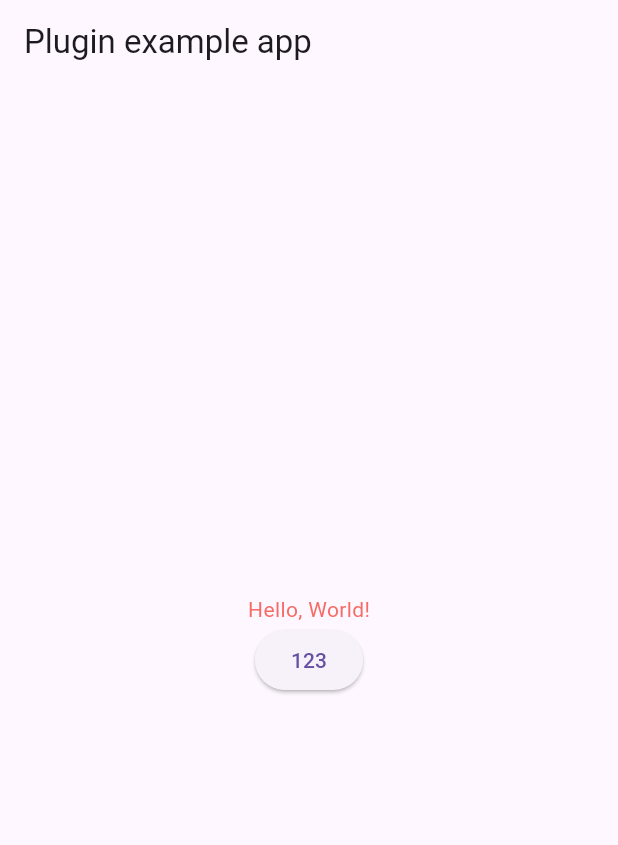
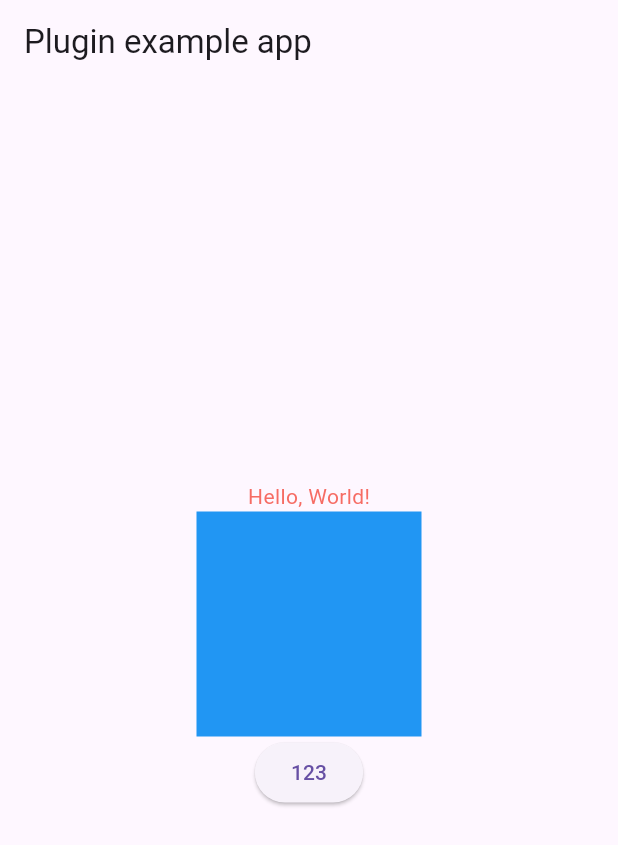
Before and after one commit to 7-bit11/extension_animation, a Flutter app: the screen it shows after launch, after a tap on "123", on a phone screen of 412 x 824 dp. Shown: the top 845 px of the screen. Run offline on Flutter 3.47's test engine with Material 3 defaults, Android fonts, the phone set to English and light mode, and no system bars.

Commit message:
✨ feat(修改基类      拓展下往上动画方法):

```diff
--- a/example/lib/main.dart
+++ b/example/lib/main.dart
@@ -54,6 +54,11 @@ class _MyAppState extends State<MyApp> {
                       'Hello, World!',
                       style: TextStyle(color: Colors.red),
                     ).fadeIn(),
+              Container(
+                width: 150,
+                height: 150,
+                color: Colors.blue,
+              ).sildeUp(),
               ElevatedButton(
                 onPressed: () async {
                   await controller?.forward().then((_) {
--- a/lib/animations/slide/animated_slide.dart
+++ b/lib/animations/slide/animated_slide.dart
@@ -1,15 +1,22 @@
 // ignore_for_file: library_private_types_in_public_api, must_be_immutable
 
 import 'package:extension_animation/animations/animated.dart';
+import 'package:extension_animation/type/animated_duration.dart';
 import 'package:flutter/widgets.dart';
 
+/// 上滑动画
 class SlideUpAnimationBit extends AnimatedBit {
+  /// 开始
+  final Offset? begin;
+
+  /// 结束
+  final Offset? end;
   SlideUpAnimationBit({
     super.key,
+    this.begin,
+    this.end,
     required super.child,
     super.duration,
-    super.begin,
-    super.end,
     super.delay,
     super.onCreate,
     super.curve,
@@ -28,12 +35,12 @@ class _AnimationSlideState extends State<SlideUpAnimationBit>
   void initState() {
     super.initState();
     _controller = AnimationController(
-      duration: const Duration(seconds: 2),
+      duration: widget.duration ?? AnimatedDuration.duration,
       vsync: this,
     );
     _animation = Tween<Offset>(
-      begin: const Offset(0, 1), // 控制动画起始位置 (屏幕下方)
-      end: const Offset(0, 0), // 控制动画结束位置 (屏幕中间)
+      begin: widget.begin ?? const Offset(0, 1), // 控制动画起始位置 (屏幕下方)
+      end: widget.end ?? const Offset(0, 0), // 控制动画结束位置 (屏幕中间)
     ).animate(CurvedAnimation(
         parent: _controller, curve: widget.curve ?? Curves.easeInOut));
     _startAnimation();
--- a/lib/extension/animation_extension.dart
+++ b/lib/extension/animation_extension.dart
@@ -1,5 +1,6 @@
 import 'package:extension_animation/animations/fade/animated_fadein.dart';
 import 'package:extension_animation/animations/fade/animated_fadeout.dart';
+import 'package:extension_animation/animations/slide/animated_slide.dart';
 import 'package:flutter/material.dart';
 
 extension WidgetAnimation on Widget {
@@ -18,7 +19,7 @@ extension WidgetAnimation on Widget {
     );
   }
 
-  /// 淡出动画 [FadeInAnimatedBit]
+  /// 淡出动画 [FadeOutAnimatedBit]
   Widget fadeOut(
       {Duration? duration,
       Curve? curve,
@@ -30,4 +31,17 @@ extension WidgetAnimation on Widget {
       child: this,
     );
   }
+
+  /// 下往上动画 [SlideUpAnimationBit]
+  Widget sildeUp(
+      {Duration? duration,
+      Curve? curve,
+      Function(AnimationController controller)? onCreate}) {
+    return SlideUpAnimationBit(
+      duration: duration,
+      onCreate: onCreate,
+      curve: curve,
+      child: this,
+    );
+  }
 }
```
Also changed, not shown: lib/animations/animated.dart (+1 -8 lines).
